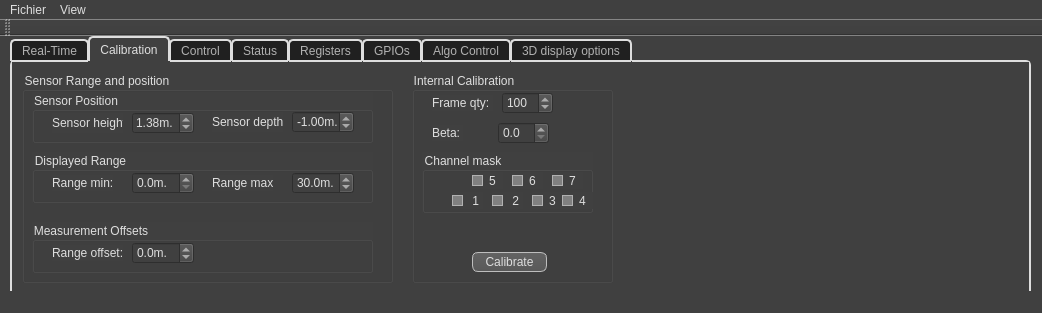
The window that src/AWLQtDemo/awlqtdemo.ui (samanwaya-jena/EVAL-ADAL6110-16-GUI) describes before a commit, drawn with Qt 5.
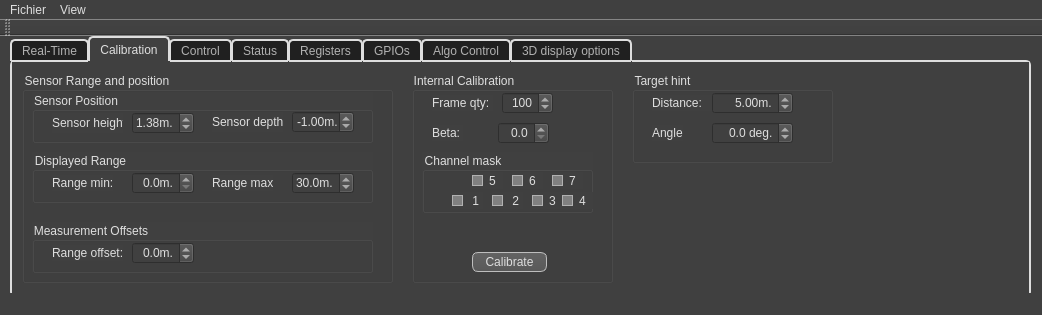
The same window after the commit. Icons and pictures are not drawn.

```diff
--- a/src/AWLQtDemo/awlqtdemo.ui
+++ b/src/AWLQtDemo/awlqtdemo.ui
@@ -7,7 +7,7 @@
     <x>0</x>
     <y>0</y>
     <width>1042</width>
-    <height>313</height>
+    <height>315</height>
    </rect>
   </property>
   <property name="sizePolicy">
@@ -1359,6 +1359,9 @@
          <height>22</height>
         </rect>
        </property>
+       <property name="alignment">
+        <set>Qt::AlignRight|Qt::AlignTrailing|Qt::AlignVCenter</set>
+       </property>
        <property name="decimals">
         <number>1</number>
        </property>
@@ -1378,6 +1381,9 @@
          <height>22</height>
         </rect>
        </property>
+       <property name="alignment">
+        <set>Qt::AlignRight|Qt::AlignTrailing|Qt::AlignVCenter</set>
+       </property>
        <property name="suffix">
         <string/>
        </property>
@@ -1583,6 +1589,9 @@
           <height>22</height>
          </rect>
         </property>
+        <property name="alignment">
+         <set>Qt::AlignRight|Qt::AlignTrailing|Qt::AlignVCenter</set>
+        </property>
         <property name="suffix">
          <string>m.</string>
         </property>
@@ -1650,6 +1659,9 @@
           <height>22</height>
          </rect>
         </property>
+        <property name="alignment">
+         <set>Qt::AlignRight|Qt::AlignTrailing|Qt::AlignVCenter</set>
+        </property>
         <property name="suffix">
          <string>m.</string>
         </property>
@@ -1672,6 +1684,9 @@
           <height>22</height>
          </rect>
         </property>
+        <property name="alignment">
+         <set>Qt::AlignRight|Qt::AlignTrailing|Qt::AlignVCenter</set>
+        </property>
         <property name="suffix">
          <string>m.</string>
         </property>
@@ -1690,6 +1705,110 @@
        </widget>
       </widget>
      </widget>
+     <widget class="QGroupBox" name="targetHintGroupBox">
+      <property name="enabled">
+       <bool>true</bool>
+      </property>
+      <property name="geometry">
+       <rect>
+        <x>620</x>
+        <y>10</y>
+        <width>201</width>
+        <height>91</height>
+       </rect>
+      </property>
+      <property name="title">
+       <string>Target hint</string>
+      </property>
+      <widget class="QLabel" name="targetHintAngleLabel">
+       <property name="geometry">
+        <rect>
+         <x>20</x>
+         <y>53</y>
+         <width>31</width>
+         <height>16</height>
+        </rect>
+       </property>
+       <property name="frameShape">
+        <enum>QFrame::NoFrame</enum>
+       </property>
+       <property name="text">
+        <string>Angle:</string>
+       </property>
+      </widget>
+      <widget class="QDoubleSpinBox" name="targetHintAngleSpinBox">
+       <property name="geometry">
+        <rect>
+         <x>80</x>
+         <y>50</y>
+         <width>81</width>
+         <height>22</height>
+        </rect>
+       </property>
+       <property name="alignment">
+        <set>Qt::AlignRight|Qt::AlignTrailing|Qt::AlignVCenter</set>
+       </property>
+       <property name="suffix">
+        <string> deg.</string>
+       </property>
+       <property name="decimals">
+        <number>1</number>
+       </property>
+       <property name="minimum">
+        <double>-90.000000000000000</double>
+       </property>
+       <property name="maximum">
+        <double>90.000000000000000</double>
+       </property>
+       <property name="singleStep">
+        <double>0.100000000000000</double>
+       </property>
+      </widget>
+      <widget class="QLabel" name="targetHintDistanceLabel">
+       <property name="geometry">
+        <rect>
+         <x>20</x>
+         <y>23</y>
+         <width>61</width>
+         <height>16</height>
+        </rect>
+       </property>
+       <property name="frameShape">
+        <enum>QFrame::NoFrame</enum>
+       </property>
+       <property name="text">
+        <string>Distance:</string>
+       </property>
+      </widget>
+      <widget class="QDoubleSpinBox" name="targetHintDistanceSpinBox">
+       <property name="geometry">
+        <rect>
+         <x>80</x>
+         <y>20</y>
+         <width>81</width>
+         <height>22</height>
+        </rect>
+       </property>
+       <property name="alignment">
+        <set>Qt::AlignRight|Qt::AlignTrailing|Qt::AlignVCenter</set>
+       </property>
+       <property name="suffix">
+        <string>m.</string>
+       </property>
+       <property name="minimum">
+        <double>0.000000000000000</double>
+       </property>
+       <property name="maximum">
+        <double>100.000000000000000</double>
+       </property>
+       <property name="singleStep">
+        <double>0.100000000000000</double>
+       </property>
+       <property name="value">
+        <double>5.000000000000000</double>
+       </property>
+      </widget>
+     </widget>
     </widget>
     <widget class="QWidget" name="controlTab">
      <attribute name="title">
```
Left out of the diff: 36 changed lines with no effect on the pictures.
